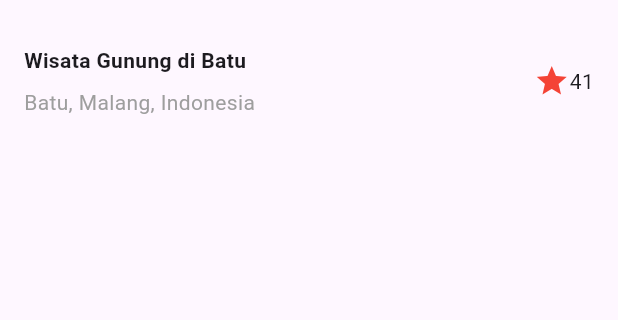
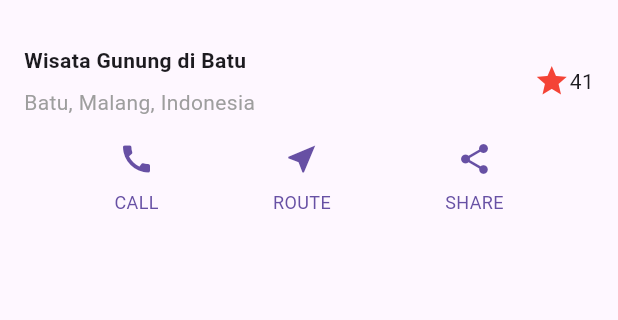
Before and after one commit to RizkyaSalsabila/Assignment-Sem5_MobileProgramming_Rizkyaa, a Flutter app: the screen it shows after launch, on a phone screen of 412 x 824 dp, the part 63-383 px from its top. Run offline on Flutter 3.47's test engine with Material 3 defaults, Android fonts, the phone set to English and light mode, and no system bars.

Commit message:
upload prak2

```diff
--- a/minggu06_jobsheet06/layout_flutter/lib/main.dart
+++ b/minggu06_jobsheet06/layout_flutter/lib/main.dart
@@ -6,6 +6,8 @@ class MyApp extends StatelessWidget {
   const MyApp({super.key});
 
   @override
+
+  // == PRAKTIKUM 1 ==
   Widget build(BuildContext context) {
     Widget titleSection = Container(
       padding: const EdgeInsets.all(16.0),
@@ -43,6 +45,17 @@ class MyApp extends StatelessWidget {
       ),
     );
 
+    Color color = Theme.of(context).primaryColor;
+
+    Widget buttonSection = Row(
+      mainAxisAlignment: MainAxisAlignment.spaceEvenly,
+      children: [
+        _buildButtonColumn(color, Icons.call, 'CALL'),
+        _buildButtonColumn(color, Icons.near_me, 'ROUTE'),
+        _buildButtonColumn(color, Icons.share, 'SHARE'),
+      ],
+    );
+
     return MaterialApp(
       title: 'Flutter layout: Rizkya Salsabila_2341720056',
       home: Scaffold(
@@ -52,9 +65,32 @@ class MyApp extends StatelessWidget {
         body: Column(
           children: [
             titleSection,
+            buttonSection,
           ],
         ),
       ),
     );
   }
+
+  // == PRAKTIKUM 2 ==
+  Column _buildButtonColumn(Color color, IconData icon, String label) {
+    return Column(
+      mainAxisSize: MainAxisSize.min,
+      mainAxisAlignment: MainAxisAlignment.center,
+      children: [
+        Icon(icon, color: color),
+        Container(
+          margin: const EdgeInsets.only(top: 8),
+          child: Text(
+            label,
+            style: TextStyle(
+              fontSize: 12,
+              fontWeight: FontWeight.w400,
+              color: color,
+            ),
+          ),
+        ),
+      ],
+    );
+  }
 }
```
